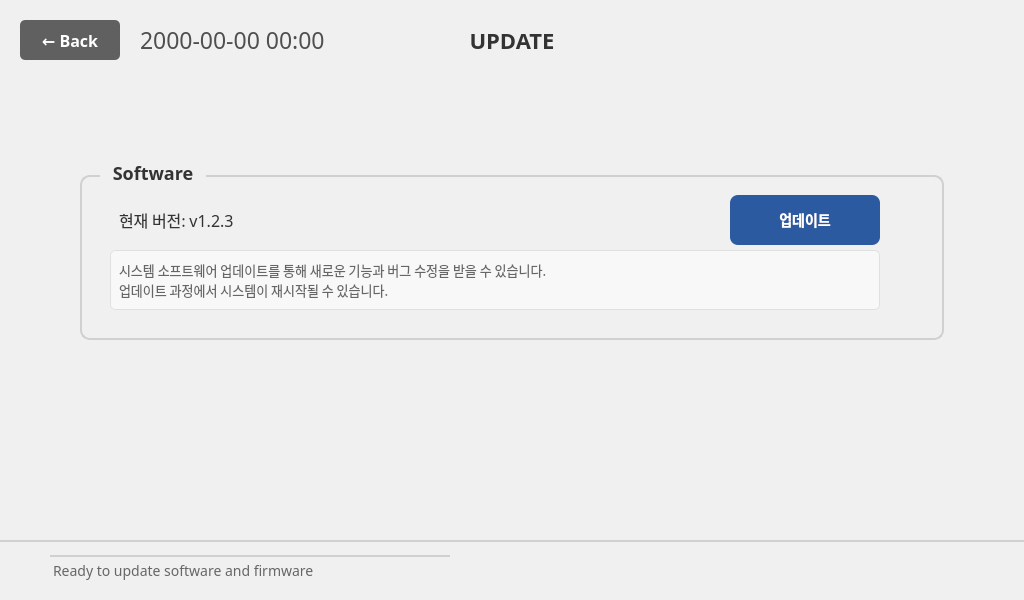
Above: ui/Settings/UpdateSettingsViewWindow.ui from eguruno1/calth_reader before the change. Below: the same form after it.
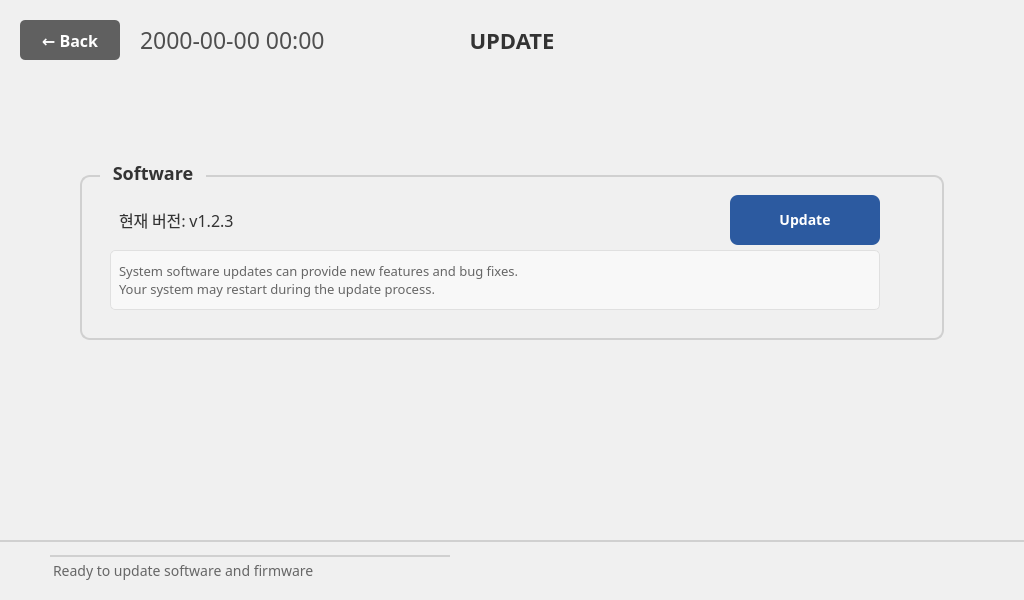
That is the form after the change.

Commit message: 영문 적용

```diff
--- a/ui/Settings/UpdateSettingsViewWindow.ui
+++ b/ui/Settings/UpdateSettingsViewWindow.ui
@@ -246,7 +246,7 @@
 }</string>
      </property>
      <property name="text">
-      <string>업데이트</string>
+      <string>Update</string>
      </property>
     </widget>
     <widget class="QLabel" name="label_software_desc">
@@ -275,8 +275,8 @@
 }</string>
      </property>
      <property name="text">
-      <string>시스템 소프트웨어 업데이트를 통해 새로운 기능과 버그 수정을 받을 수 있습니다.
-업데이트 과정에서 시스템이 재시작될 수 있습니다.</string>
+      <string>System software updates can provide new features and bug fixes.
+Your system may restart during the update process.</string>
      </property>
      <property name="wordWrap">
       <bool>true</bool>
```
